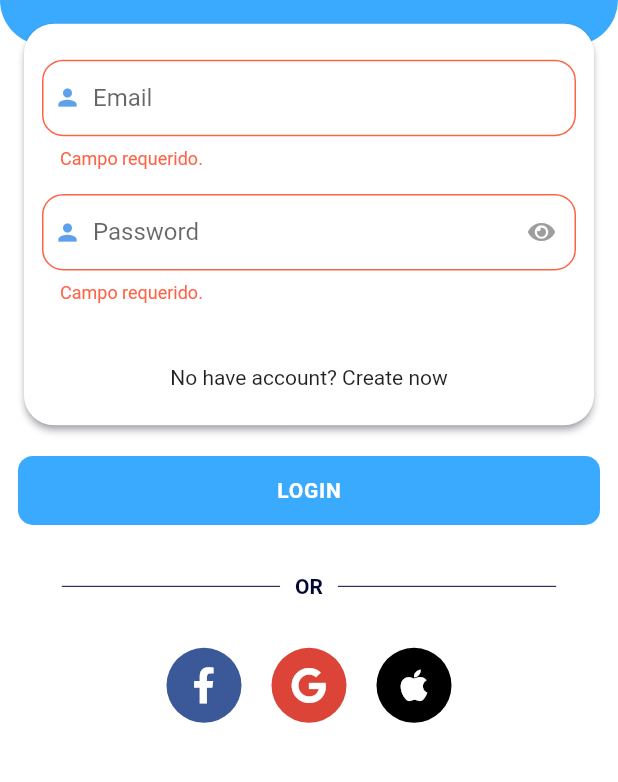
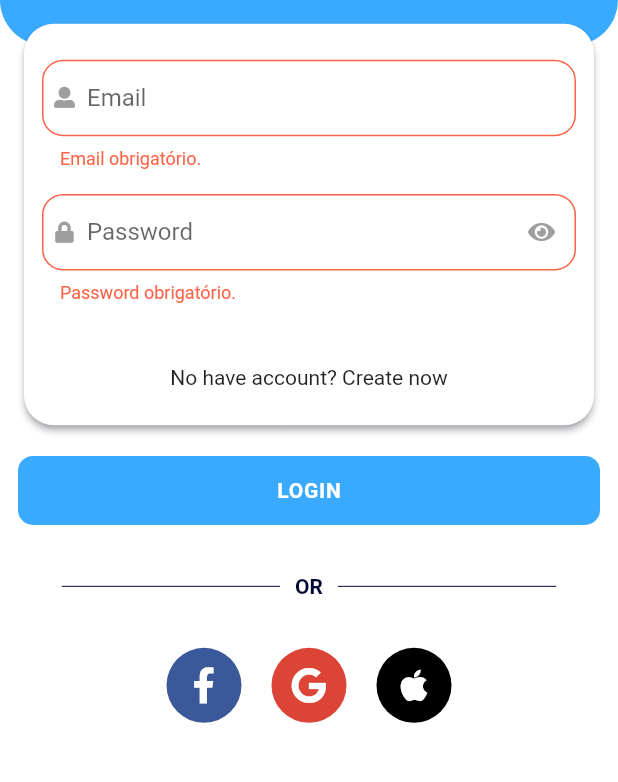
Before and after one commit to renankanu/ottis-pet, a Flutter app: the screen it shows after launch, after a tap on "Skip", after a tap on "Done", after a tap on "LOGIN", on a phone screen of 412 x 824 dp, the part 301-1083 px from its top. Run offline on Flutter 3.47's test engine with Material 2 defaults, Android fonts, the phone set to English and light mode, and no system bars; our stand-ins replace flutter_svg, font_awesome_flutter, get, google_fonts, introduction_screen, splashscreen and 1 more; Roboto replaces fonts that are missing (Exo).

Commit message:
feature - valid email

```diff
--- a/lib/app/global/widgets/custom_input_field.dart
+++ b/lib/app/global/widgets/custom_input_field.dart
@@ -2,6 +2,7 @@ import 'package:flutter/material.dart';
 import 'package:get/get.dart';
 import 'package:ottis_pet/app/global/colors.dart';
 import 'package:font_awesome_flutter/font_awesome_flutter.dart';
+import 'package:string_validator/string_validator.dart';
 
 class CustomInputField extends StatefulWidget {
   final String hintText;
@@ -16,7 +17,7 @@ class CustomInputField extends StatefulWidget {
   const CustomInputField({
     Key key,
     this.hintText,
-    this.icon = Icons.person,
+    this.icon = FontAwesomeIcons.userAlt,
     this.onChanged,
     this.controller,
     this.keyboardType = TextInputType.text,
@@ -35,7 +36,11 @@ class _CustomInputFieldState extends State<CustomInputField> {
     return TextFormField(
       validator: (value) {
         if (value.isEmpty) {
-          return 'Campo requerido.';
+          return '${widget.hintText} obrigatório.';
+        }
+        if (widget.keyboardType == TextInputType.emailAddress &&
+            !isEmail(value)) {
+          return 'Email inválido.';
         }
         return null;
       },
@@ -68,7 +73,8 @@ class _CustomInputFieldState extends State<CustomInputField> {
           padding: const EdgeInsets.symmetric(horizontal: 8),
           child: Icon(
             widget.icon,
-            color: Get.theme.primaryColor,
+            color: Colors.grey,
+            size: 14,
           ),
         ),
         hintText: widget.hintText,
--- a/lib/app/modules/login/views/login_view.dart
+++ b/lib/app/modules/login/views/login_view.dart
@@ -8,6 +8,7 @@ import 'package:ottis_pet/app/modules/login/views/widgets/container_social_media
 import 'package:font_awesome_flutter/font_awesome_flutter.dart';
 import 'package:ottis_pet/app/modules/login/views/widgets/or_divider.dart';
 import 'package:ottis_pet/generated/locales.g.dart';
+import 'package:font_awesome_flutter/font_awesome_flutter.dart';
 
 import '../controllers/login_controller.dart';
 
@@ -69,6 +70,7 @@ class LoginView extends GetView<LoginController> {
                                   ),
                                   SizedBox(height: Get.height * 0.02),
                                   Obx(() => CustomInputField(
+                                        icon: FontAwesomeIcons.lock,
                                         keyboardType:
                                             TextInputType.visiblePassword,
                                         hintText: LocaleKeys.login_password.tr,
```
Also changed, not shown: pubspec.yaml (+7 -7 lines), pubspec.lock.
